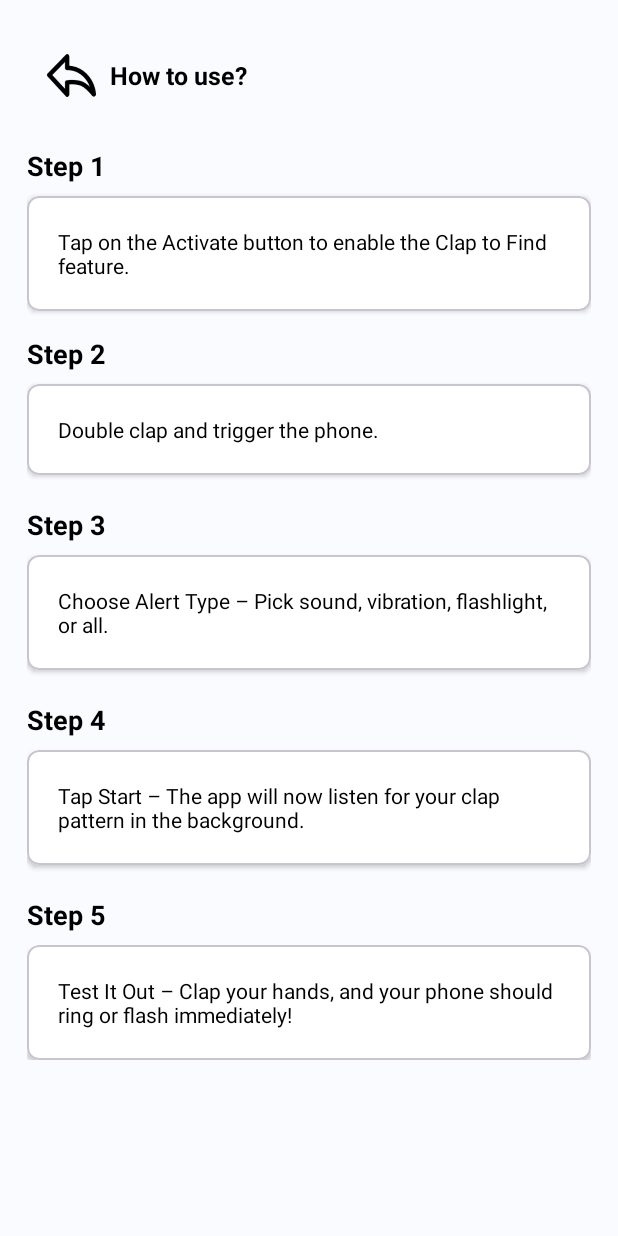
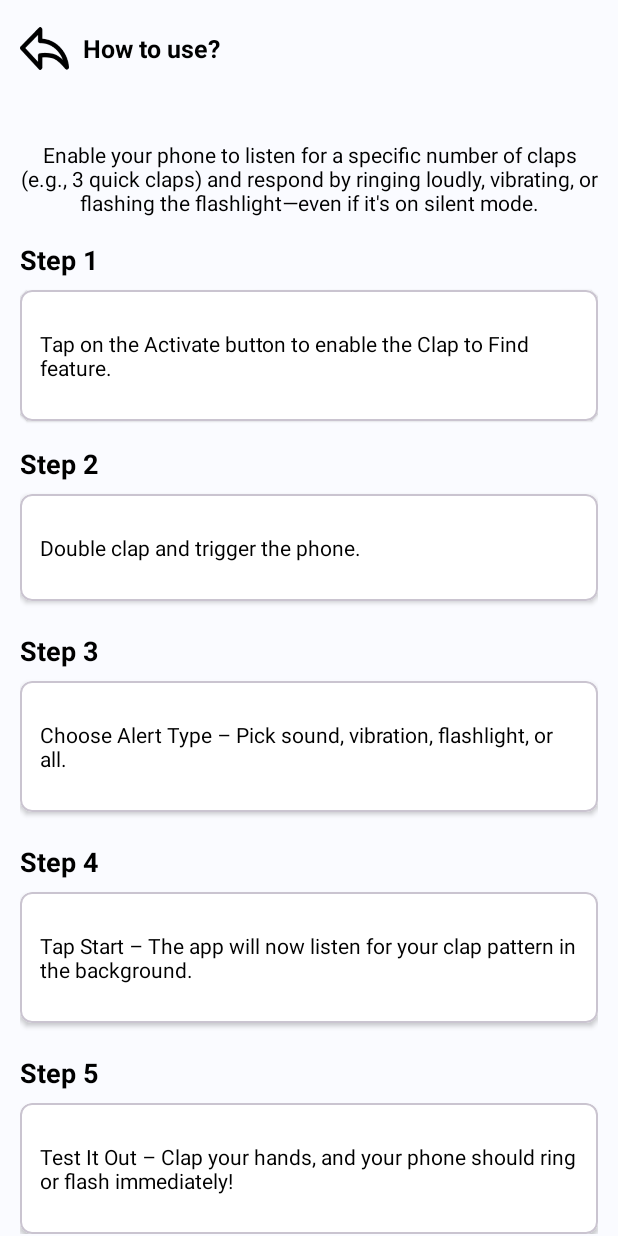
Before and after one commit to Mudassir-ops/Find-My-Phone, an Android app: the HowToUseFragment screen opened through its navigation route, on a phone screen of 412 x 824 dp. Run offline under Robolectric (Android 15) with nearby library versions, the phone set to English and light mode, and no system bars; our stand-ins replace Dagger/Hilt's generated code, sdp/ssp sizes; pictures from the network do not load; Roboto replaces fonts that are not available here.

Commit message:
** how To Use done

```diff
--- a/app/src/main/res/layout/fragment_how_to_use.xml
+++ b/app/src/main/res/layout/fragment_how_to_use.xml
@@ -3,8 +3,7 @@
     xmlns:app="http://schemas.android.com/apk/res-auto"
     android:id="@+id/mainLayout"
     android:layout_width="match_parent"
-    android:layout_height="match_parent"
-    android:padding="@dimen/_14sdp">
+    android:layout_height="match_parent">
 
     <include
         android:id="@+id/header_layout"
@@ -20,7 +19,21 @@
 
         <androidx.constraintlayout.widget.ConstraintLayout
             android:layout_width="match_parent"
-            android:layout_height="wrap_content">
+            android:layout_height="wrap_content"
+            android:padding="@dimen/_10sdp">
+
+            <com.google.android.material.textview.MaterialTextView
+                android:id="@+id/subTitle"
+                android:layout_width="wrap_content"
+                android:layout_height="wrap_content"
+                android:layout_marginTop="16dp"
+                android:text="@string/enable_your_phone_to_listen"
+                android:textAlignment="center"
+                android:textColor="@android:color/black"
+                android:textSize="@dimen/_11ssp"
+                android:textStyle="normal"
+                app:layout_constraintStart_toStartOf="parent"
+                app:layout_constraintTop_toTopOf="parent" />
 
 
             <com.google.android.material.textview.MaterialTextView
@@ -33,7 +46,7 @@
                 android:textSize="@dimen/_14ssp"
                 android:textStyle="bold"
                 app:layout_constraintStart_toStartOf="parent"
-                app:layout_constraintTop_toTopOf="parent" />
+                app:layout_constraintTop_toBottomOf="@+id/subTitle" />
 
             <com.google.android.material.card.MaterialCardView
                 android:id="@+id/step1Card"
@@ -42,19 +55,20 @@
                 android:layout_marginTop="8dp"
                 app:cardBackgroundColor="@color/white"
                 app:cardCornerRadius="8dp"
-                app:cardElevation="2dp"
+                app:cardElevation="1dp"
                 app:layout_constraintStart_toStartOf="parent"
                 app:layout_constraintTop_toBottomOf="@id/step1Title">
 
                 <androidx.constraintlayout.widget.ConstraintLayout
                     android:layout_width="match_parent"
                     android:layout_height="wrap_content"
-                    android:padding="@dimen/_16sdp">
+                    android:paddingVertical="@dimen/_20sdp">
 
                     <com.google.android.material.textview.MaterialTextView
                         android:id="@+id/step1Desc"
                         android:layout_width="match_parent"
                         android:layout_height="match_parent"
+                        android:paddingHorizontal="@dimen/_10sdp"
                         android:text="@string/tap_on_the_activate_button_to_enable_the_feature"
                         android:textColor="@android:color/black"
                         android:textSize="@dimen/_11ssp" />
@@ -88,13 +102,14 @@
                 <androidx.constraintlayout.widget.ConstraintLayout
                     android:layout_width="match_parent"
                     android:layout_height="wrap_content"
-                    android:padding="@dimen/_16sdp">
+                    android:paddingVertical="@dimen/_20sdp">
 
                     <com.google.android.material.textview.MaterialTextView
                         android:id="@+id/step2Desc"
                         android:layout_width="match_parent"
                         android:layout_height="match_parent"
                         android:fontFamily="@font/hedvig_letters_sans"
+                        android:paddingHorizontal="@dimen/_10sdp"
                         android:text="@string/double_clap_and_trigger_the_phone"
                         android:textColor="@android:color/black"
                         android:textSize="@dimen/_11ssp" />
@@ -128,13 +143,14 @@
                 <androidx.constraintlayout.widget.ConstraintLayout
                     android:layout_width="match_parent"
                     android:layout_height="wrap_content"
-                    android:padding="@dimen/_16sdp">
+                    android:paddingVertical="@dimen/_20sdp">
 
                     <com.google.android.material.textview.MaterialTextView
                         android:id="@+id/step3Desc"
                         android:layout_width="match_parent"
                         android:layout_height="match_parent"
                         android:fontFamily="@font/hedvig_letters_sans"
+                        android:paddingHorizontal="@dimen/_10sdp"
                         android:text="@string/choose_alert_type_pick_sound_vibration_flashlight_or_all"
                         android:textColor="@android:color/black"
                         android:textSize="@dimen/_11ssp" />
@@ -168,13 +184,14 @@
                 <androidx.constraintlayout.widget.ConstraintLayout
                     android:layout_width="match_parent"
                     android:layout_height="wrap_content"
-                    android:padding="@dimen/_16sdp">
+                    android:paddingVertical="@dimen/_20sdp">
 
                     <com.google.android.material.textview.MaterialTextView
                         android:id="@+id/step4Desc"
                         android:layout_width="match_parent"
                         android:layout_height="match_parent"
                         android:fontFamily="@font/hedvig_letters_sans"
+                        android:paddingHorizontal="@dimen/_10sdp"
                         android:text="@string/tap_start_the_app_will_now_listen_for_your_clap_pattern_in_the_background"
                         android:textColor="@android:color/black"
                         android:textSize="@dimen/_11ssp" />
@@ -208,13 +225,14 @@
                 <androidx.constraintlayout.widget.ConstraintLayout
                     android:layout_width="match_parent"
                     android:layout_height="wrap_content"
-                    android:padding="@dimen/_16sdp">
+                    android:paddingVertical="@dimen/_20sdp">
 
                     <com.google.android.material.textview.MaterialTextView
                         android:id="@+id/step5Desc"
                         android:layout_width="match_parent"
                         android:layout_height="match_parent"
                         android:fontFamily="@font/hedvig_letters_sans"
+                        android:paddingHorizontal="@dimen/_10sdp"
                         android:text="@string/test_it_out_clap_your_hands"
                         android:textColor="@android:color/black"
                         android:textSize="@dimen/_11ssp" />
--- a/app/src/main/res/layout/rate_us_dialog.xml
+++ b/app/src/main/res/layout/rate_us_dialog.xml
@@ -38,7 +38,7 @@
         android:layout_height="wrap_content"
         android:layout_marginTop="@dimen/_30sdp"
         android:gravity="center"
-        android:text="@string/we_try_our_best_to_improve_user_experience_please_rate_our_app_and_appreciate_us"
+        android:text="@string/we_try_our_best"
         android:textAlignment="center"
         android:textColor="@android:color/black"
         android:textSize="@dimen/_14ssp"
--- a/app/src/main/res/values/strings.xml
+++ b/app/src/main/res/values/strings.xml
@@ -100,8 +100,8 @@
     <string name="share_app">Share the App</string>
     <string name="rate_the_app">Rate the App</string>
     <string name="how_to_use">How to use?</string>
-    <string name="we_try_our_best_to_improve_user_experience_please_rate_our_app_and_appreciate_us">We try our best to improve user experience. Please Rate our app and appreciate us.</string>
-    <string name="enable_your_phone_to_listen_for_a_specific_number_of_claps_e_g_3_quick_claps_and_respond_by_ringing_loudly_vibrating_or_flashing_the_flashlight_even_if_it_s_on_silent_mode">Enable your phone to listen for a specific number of claps (e.g., 3 quick claps) and respond by ringing loudly, vibrating, or flashing the flashlight—even if it\'s on silent mode.</string>
+    <string name="we_try_our_best">We try our best to improve user experience. Please Rate our app and appreciate us.</string>
+    <string name="enable_your_phone_to_listen">Enable your phone to listen for a specific number of claps (e.g., 3 quick claps) and respond by ringing loudly, vibrating, or flashing the flashlight—even if it\'s on silent mode.</string>
     <string name="test_it_out_clap_your_hands">Test It Out – Clap your hands, and your phone should ring or flash immediately!</string>
     <string name="step_5">Step 5</string>
     <string name="tap_start_the_app_will_now_listen_for_your_clap_pattern_in_the_background">Tap Start – The app will now listen for your clap pattern in the background.</string>
```
